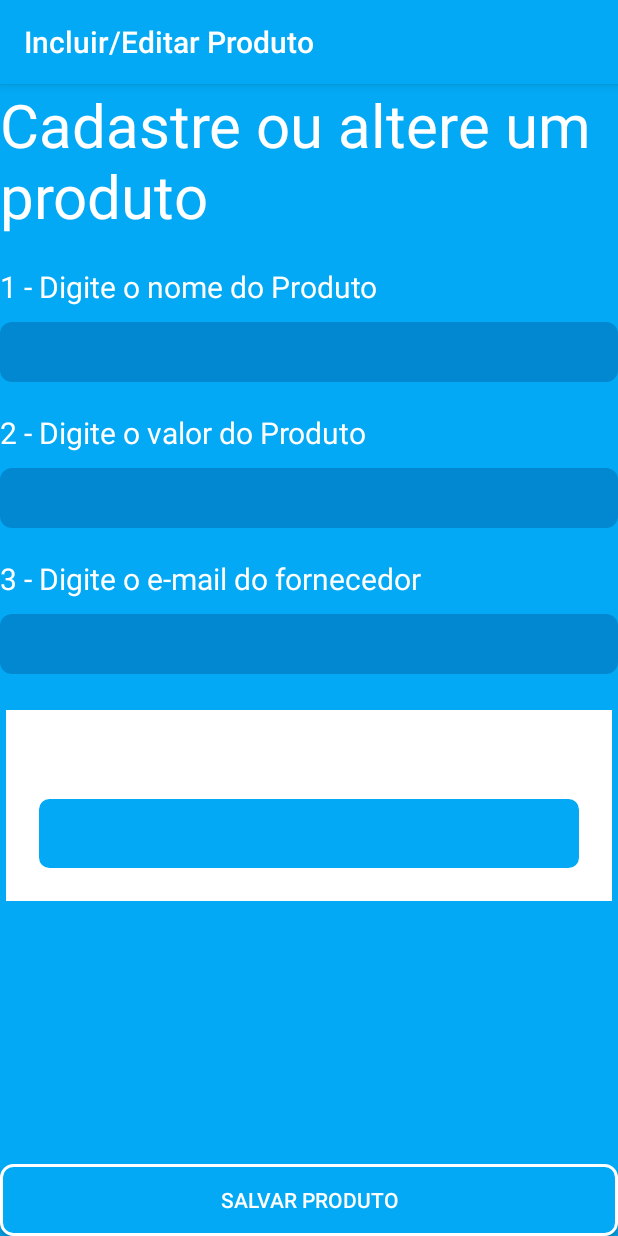
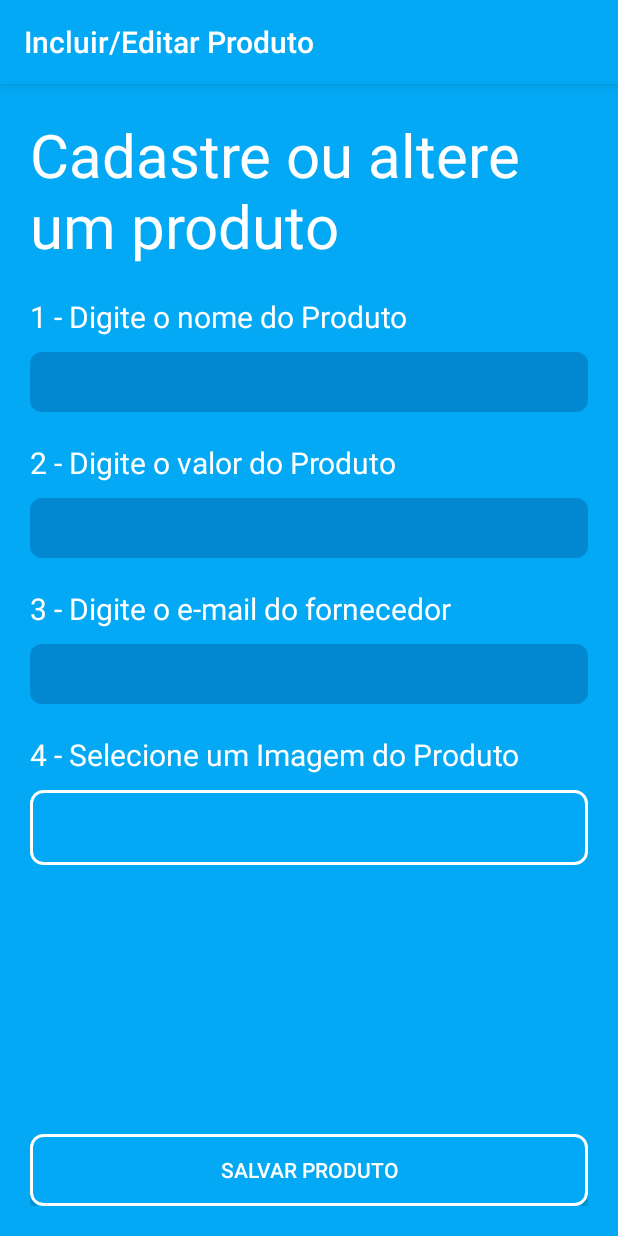
Before and after one commit to GabrieuGarcia/InventoryApp, an Android app: the IncludeEditActivity screen opened directly, with no data from a screen before it, after a tap on "SALVAR PRODUTO", on a phone screen of 412 x 824 dp. Run offline under Robolectric (Android 15) with nearby library versions, the phone set to English and light mode, and no system bars.

Commit message:
Ultimas alteraçcoes

```diff
--- a/app/src/main/java/com/example/android/inventoryapp/IncludeEditActivity.java
+++ b/app/src/main/java/com/example/android/inventoryapp/IncludeEditActivity.java
@@ -13,6 +13,7 @@ import android.view.View;
 import android.widget.EditText;
 import android.widget.ImageView;
 import android.widget.Toast;
+
 import com.example.android.inventoryapp.ProductSQLiteContract.ProductEntry;
 
 import java.io.ByteArrayOutputStream;
@@ -38,47 +39,40 @@ public class IncludeEditActivity extends AppCompatActivity {
 
     public void salvarProduto(View view) {
         // Gets the data repository in write mode
+
+        EditText ed = (EditText) findViewById(R.id.edit_product_name);
+        String name = ed.getText().toString().trim();
+        ed = (EditText) findViewById(R.id.edit_product_value);
+        String value = ed.getText().toString().trim();
+        ed = (EditText) findViewById(R.id.edit_email_provider);
+        String email = ed.getText().toString().trim();
+        ImageView imageView = (ImageView) findViewById(R.id.product_image);
+
+        if(name.isEmpty() || value.isEmpty() || value.equals("0") || email.isEmpty() || imageView.getDrawable() == null ) {
+            Toast.makeText(IncludeEditActivity.this, "Preencha os campos do Produto!", Toast.LENGTH_LONG).show();
+            return;
+        }
+
         SQLiteDatabase db = mDbHelper.getWritableDatabase();
         // Create a new map of values, where column names are the keys
         ContentValues values = new ContentValues();
 
-        EditText editText = (EditText) findViewById(R.id.edit_product_name);
-        String name = editText.getText().toString().trim();
         values.put(ProductEntry.COLUMN_NAME, name);
 
-        editText = (EditText) findViewById(R.id.edit_product_value);
-        double price = Double.parseDouble(editText.getText().toString());
-        values.put(ProductEntry.COLUMN_PRICE, price);
+        values.put(ProductEntry.COLUMN_PRICE, Double.parseDouble(value));
 
-        editText = (EditText) findViewById(R.id.edit_email_provider);
-        String email = editText.getText().toString().trim();
         values.put(ProductEntry.COLUMN_EMAIL, email);
 
-        ImageView imageView = (ImageView) findViewById(R.id.product_image);
         Bitmap bitmap = ((BitmapDrawable) imageView.getDrawable()).getBitmap();
         byte[] data = getBitmapAsByteArray(bitmap);
         values.put(ProductEntry.COLUMN_IMAGE, data);
 
         values.put(ProductEntry.COLUMN_QTD, 0);
 
-        if (!name.isEmpty() && price > 0D && data.length > 0) {
+        db.insert(ProductEntry.TABLE_NAME, null, values);
 
-            // Insert the new row, returning the primary key value of the new row
-            long newRowId = db.insert(ProductEntry.TABLE_NAME, null, values);
-
-            Toast.makeText(IncludeEditActivity.this, "Produto " + name + " salvo!", Toast.LENGTH_LONG).show();
-
-            //Intent myIntent = new Intent(IncludeEditActivity.this, ProductsActivity.class);
-            //startActivity(myIntent);
-            finish();
-
-        } else {
-            Toast.makeText(IncludeEditActivity.this, "Preencha os campos do Produto!", Toast.LENGTH_LONG).show();
-        }
-
-// Insert the new row, returning the primary key value of the new row
-        //long newRowId = db.insert(ProductEntry.TABLE_NAME, null, values);
-        //Toast.makeText(IncludeEditActivity.this, "Produto salvo!" + newRowId, Toast.LENGTH_LONG).show();
+        Toast.makeText(IncludeEditActivity.this, "Produto " + name + " salvo!", Toast.LENGTH_LONG).show();
+        finish();
     }
 
     public void getImageFromGallery(View view) {
--- a/app/src/main/res/layout/activity_include_edit.xml
+++ b/app/src/main/res/layout/activity_include_edit.xml
@@ -1,10 +1,11 @@
 <?xml version="1.0" encoding="utf-8"?>
+
 <RelativeLayout xmlns:android="http://schemas.android.com/apk/res/android"
-    xmlns:app="http://schemas.android.com/apk/res-auto"
     xmlns:tools="http://schemas.android.com/tools"
     android:layout_width="match_parent"
     android:layout_height="match_parent"
     android:background="@color/colorPrimary"
+    android:padding="20dp"
     tools:context="com.example.android.inventoryapp.IncludeEditActivity">
 
     <LinearLayout
@@ -77,15 +78,7 @@
             android:inputType="textEmailAddress"
             android:paddingLeft="10dp"
             android:textColor="@color/colorWhite" />
-        <LinearLayout
-            android:onClick="getImageFromGallery"
-            android:layout_width="match_parent"
-            android:layout_height="wrap_content"
-            android:orientation="vertical"
-            android:padding="20dp"
-            android:layout_margin="4dp"
-            android:layout_marginBottom="1dp"
-            android:background="@color/colorWhite">
+
         <TextView
             android:layout_width="match_parent"
             android:layout_height="wrap_content"
@@ -105,8 +98,6 @@
 
     </LinearLayout>
 
-    </LinearLayout>
-
     <Button
         android:layout_width="match_parent"
         android:layout_height="wrap_content"
```
Also changed, not shown: app/src/main/java/com/example/android/inventoryapp/ProductDetailActivity.java (+45 -1 lines), app/src/main/res/layout/activity_products_detail.xml (+19 -3 lines). Lines whose indentation alone changed are shown as unchanged.
